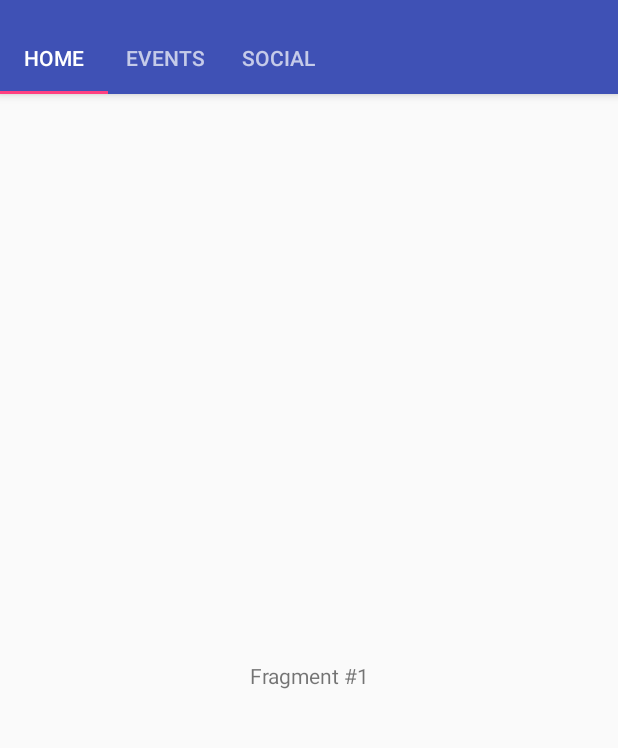
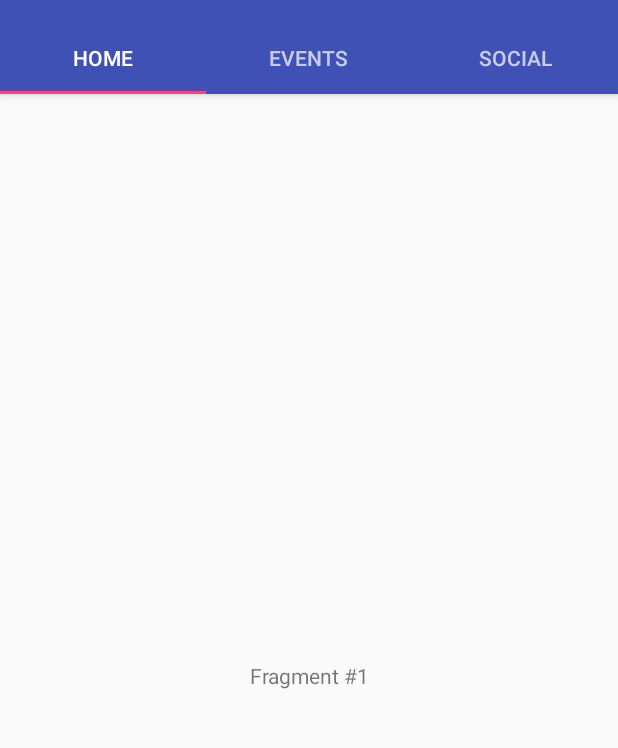
Before and after one commit to gatesyp/openshift, an Android app: the screen it shows after launch (MainActivity), on a phone screen of 412 x 824 dp, the part 62-810 px from its top. Run offline under Robolectric (Android 15) with nearby library versions, the phone set to English and light mode, and no system bars.

Commit message:
Slightly improved pager. Can't have recycler view outside of fragment

```diff
--- a/mobile/ToolbarTest/app/src/main/res/layout/activity_main.xml
+++ b/mobile/ToolbarTest/app/src/main/res/layout/activity_main.xml
@@ -29,8 +29,7 @@
         <android.support.design.widget.TabLayout
             android:id="@+id/tabs"
             android:layout_width="match_parent"
-            android:layout_height="wrap_content"
-            app:tabMode="scrollable"/>
+            android:layout_height="wrap_content" />
 
     </android.support.design.widget.AppBarLayout>
 
```
Also changed, not shown: mobile/ToolbarTest/app/src/main/java/com/example/emerson/toolbartest/MainActivity.java (+6 -6 lines).
